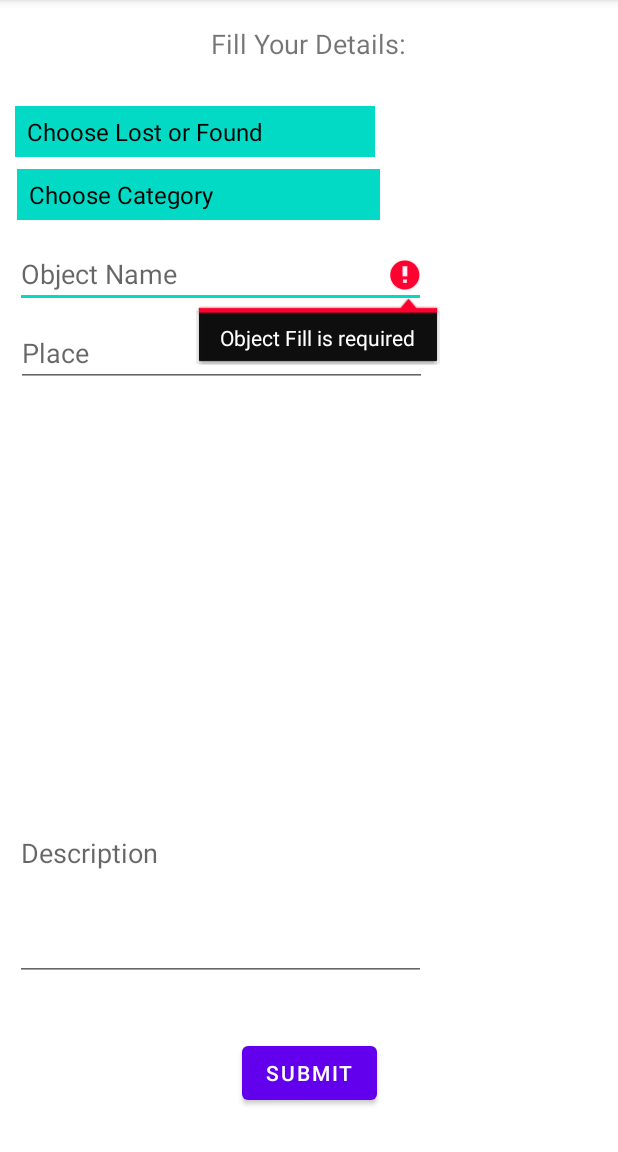
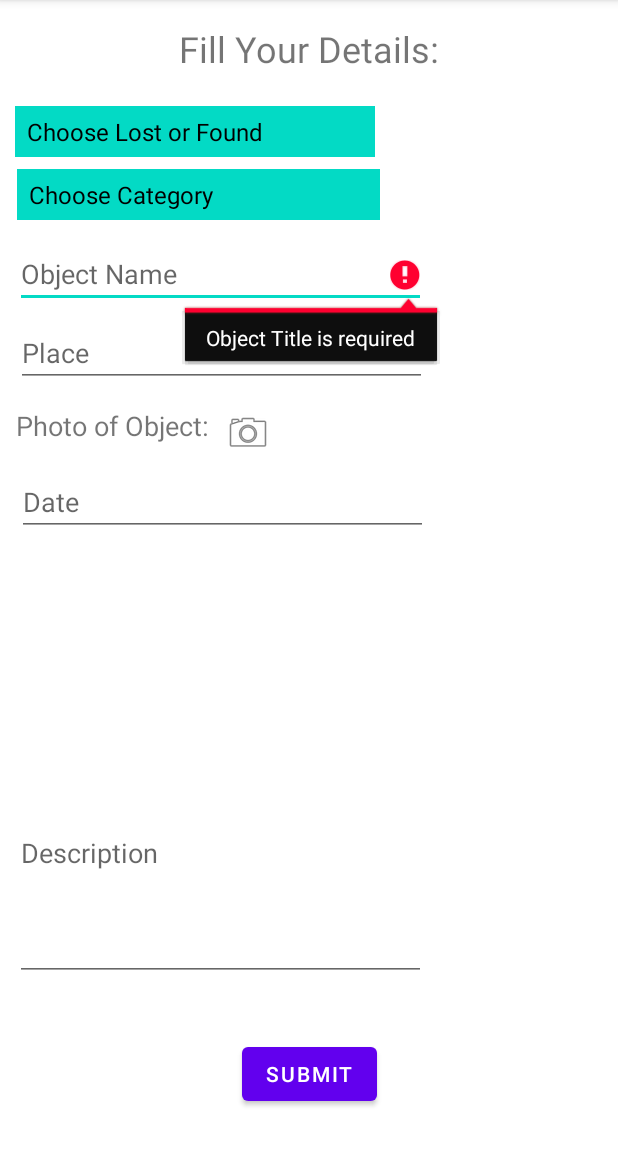
Before and after one commit to ckadltmf/lost-foundd-, an Android app: the Form screen opened directly, with no data from a screen before it, after a tap on "SUBMIT", on a phone screen of 412 x 824 dp, the part 84-1236 px from its top. Run offline under Robolectric (Android 15) with nearby library versions, the phone set to English and light mode, and no system bars; our stand-ins replace Firebase (no records; nobody signed in at launch, a user with empty details on screens opened directly), Picasso; Roboto replaces fonts that are not available here.

Commit message:
upload photos in forms

```diff
--- a/app/src/main/java/com/example/myapplication2/Form.java
+++ b/app/src/main/java/com/example/myapplication2/Form.java
@@ -2,94 +2,92 @@ package com.example.myapplication2;
 import androidx.annotation.NonNull;
 import androidx.appcompat.app.AppCompatActivity;
 
+import android.app.Activity;
+import android.content.Intent;
+import android.net.Uri;
 import android.os.Bundle;
+import android.provider.MediaStore;
 import android.text.TextUtils;
 import android.view.View;
 import android.widget.ArrayAdapter;
 import android.widget.Button;
 import android.widget.EditText;
+import android.widget.ImageView;
 import android.widget.Spinner;
 import android.widget.TextView;
 import android.widget.Toast;
 
 import com.google.android.gms.tasks.OnFailureListener;
 import com.google.android.gms.tasks.OnSuccessListener;
+import com.google.firebase.auth.FirebaseAuth;
 import com.google.firebase.firestore.DocumentReference;
 import com.google.firebase.firestore.FirebaseFirestore;
+import com.google.firebase.storage.FirebaseStorage;
+import com.google.firebase.storage.StorageReference;
+import com.google.firebase.storage.UploadTask;
+import com.squareup.picasso.Picasso;
 
 import java.util.HashMap;
 import java.util.Map;
 
 public class Form extends AppCompatActivity  {
     public static final String TAG = "TAG";
-    EditText mObject;
+    EditText mObject, mDate;
     Button mSubmit;
+    Spinner Happened_spinner, Category_spinner;
+    ImageView ObjectImage;
+    FirebaseAuth fAuth;
     FirebaseFirestore fStore;
-    Spinner Happened_spinner, Category_spinner;
-    //FirebaseAuth fAuth;
+    StorageReference storageReference;
+    String DR;
+    Uri imageUri;
     @Override
     protected void onCreate(Bundle savedInstanceState) {
         super.onCreate(savedInstanceState);
         setContentView(R.layout.activity_form);
-        //Intent data = getIntent();
-        Happened_spinner = /*(Spinner)*/findViewById(R.id.spinner1);
-        Category_spinner = /*(Spinner)*/findViewById(R.id.spinner2);
+        storageReference = FirebaseStorage.getInstance().getReference();
+        Happened_spinner = findViewById(R.id.spinner1);
+        Category_spinner = findViewById(R.id.spinner2);
         ArrayAdapter<CharSequence> adapter= ArrayAdapter.createFromResource(this, R.array.Whathappened, R.layout.support_simple_spinner_dropdown_item);
         Happened_spinner.setAdapter(adapter);
         ArrayAdapter<CharSequence> adapter2= ArrayAdapter.createFromResource(this, R.array.Category, R.layout.support_simple_spinner_dropdown_item);
         Category_spinner.setAdapter(adapter2);
         mObject = findViewById(R.id.ObjectName);
+        mDate =findViewById(R.id.TextDate);
         mSubmit = findViewById(R.id.submit);
+        ObjectImage = findViewById(R.id.ObjectImageView);
         fStore = FirebaseFirestore.getInstance();
-        //fAuth = FirebaseAuth.getInstance();
+        fAuth = FirebaseAuth.getInstance();
         mSubmit.setOnClickListener(new View.OnClickListener() {
             @Override
             public void onClick(View v) {
-
+                String object= mObject.getText().toString().trim();
                 String happened= Happened_spinner.getSelectedItem().toString();
                 String category= Category_spinner.getSelectedItem().toString();
-                String object=mObject.getText().toString().trim();
-                //String fullName = mFullName.getText().toString();
-                //final String phone = mPhone.getText().toString();
-                //String email=mEmail.getText().toString().trim();
-
-/*                if(TextUtils.isEmpty(email)){
-                    mEmail.setError("Email Fill is required");
-                    return;
-                }
-
+                String userID=fAuth.getCurrentUser().getUid();
                 if(TextUtils.isEmpty(object)){
-                    mFullName.setError("Name Fill is required");
-                    return;
-                }
-                if(TextUtils.isEmpty(object)){
-                    mPhone.setError("Phone Fill is required");
-                    return;
-                }
-                */
-                if(TextUtils.isEmpty(object)){
-                    mObject.setError("Object Fill is required");
+                    mObject.setError("Object Title is required");
                     return;
                 }
                 if(happened.equals("Choose Lost or Found")){
                     ((TextView)Happened_spinner.getSelectedView()).setError("");
-                    //Happened_spinner.setError("Please choose Lost *or* Found");
                     return;
                 }
                 if(category.equals("Choose Category")){
                     ((TextView)Category_spinner.getSelectedView()).setError("");
-                    //Category_spinner.setError("Category choosing is required");
                     return;
                 }
                             Map<String,Object> forms = new HashMap<>();
-                            //forms.put("fName",fullName);
-                            //forms.put("email",email);
-                            //forms.put("phone",phone);
-                            forms.put("object",object);
+                            forms.put("UserID",userID);
+                            forms.put("Object Title",object);
+                            forms.put("Lost/Found",happened);
+                            forms.put("Category",category);
                             fStore.collection("forms").add(forms).addOnSuccessListener(new OnSuccessListener<DocumentReference>() {
                                 @Override
                                 public void onSuccess(DocumentReference documentReference) {
                                     Toast.makeText(Form.this,"Your object added Successfully",Toast.LENGTH_SHORT).show();
+                                    DR=documentReference.getId();
+                                    uploadImageToFirebase(imageUri);
                                 }
                             }).addOnFailureListener(new OnFailureListener() {
                                 @Override
@@ -101,20 +99,43 @@ public class Form extends AppCompatActivity  {
             }
 
         });
-/*        userId = fAuth.getCurrentUser().getUid();
-        DocumentReference documentReference = fStore.collection("users").document(userId);
-        documentReference.addSnapshotListener(this, new EventListener<DocumentSnapshot>() {
+        ObjectImage.setOnClickListener(new View.OnClickListener() {
             @Override
-            public void onEvent(@Nullable DocumentSnapshot documentSnapshot, @Nullable FirebaseFirestoreException e) {
-                if(documentSnapshot.exists()){
-                    mPhone.setText(documentSnapshot.getString("phone"));
-                    mFullName.setText(documentSnapshot.getString("fName"));
-                    mEmail.setText(documentSnapshot.getString("email"));
+            public void onClick(View v) {
+                Intent openGalleryIntent = new Intent(Intent.ACTION_PICK, MediaStore.Images.Media.EXTERNAL_CONTENT_URI);
+                startActivityForResult(openGalleryIntent,1000);
+            }
+        });
+    }
+    @Override
+    protected void onActivityResult(int requestCode, int resultCode, @androidx.annotation.Nullable Intent data) {
+        super.onActivityResult(requestCode, resultCode, data);
+        if(requestCode == 1000){
+            if(resultCode == Activity.RESULT_OK){
+                imageUri = data.getData();
+            }
+        }
 
-                }else {
-                    Log.d("tag", "onEvent: Document do not exists");
-                }
+    }
+    private void uploadImageToFirebase(Uri imageUri) {
+        // uplaod image to firebase storage
+        final StorageReference fileRef = storageReference.child("forms/"+DR+"/ObjectIMG.jpg");
+        fileRef.putFile(imageUri).addOnSuccessListener(new OnSuccessListener<UploadTask.TaskSnapshot>() {
+            @Override
+            public void onSuccess(UploadTask.TaskSnapshot taskSnapshot) {
+                fileRef.getDownloadUrl().addOnSuccessListener(new OnSuccessListener<Uri>() {
+                    @Override
+                    public void onSuccess(Uri uri) {
+                        Picasso.get().load(uri).into(ObjectImage);
+                    }
+                });
             }
-        });*/
+        }).addOnFailureListener(new OnFailureListener() {
+            @Override
+            public void onFailure(@NonNull Exception e) {
+                Toast.makeText(getApplicationContext(), "Failed.", Toast.LENGTH_SHORT).show();
+            }
+        });
+
     }
 }
--- a/app/src/main/res/layout/activity_form.xml
+++ b/app/src/main/res/layout/activity_form.xml
@@ -62,7 +62,7 @@
         android:layout_width="wrap_content"
         android:layout_height="wrap_content"
         android:text="Fill Your Details:"
-        android:textSize="18sp"
+        android:textSize="24sp"
         app:layout_constraintBottom_toBottomOf="parent"
         app:layout_constraintEnd_toEndOf="parent"
         app:layout_constraintStart_toStartOf="parent"
@@ -97,4 +97,43 @@
         app:layout_constraintTop_toBottomOf="@+id/place"
         app:layout_constraintVertical_bias="0.664" />
 
+    <ImageView
+        android:id="@+id/ObjectImageView"
+        android:layout_width="wrap_content"
+        android:layout_height="wrap_content"
+        app:layout_constraintBottom_toBottomOf="parent"
+        app:layout_constraintEnd_toEndOf="parent"
+        app:layout_constraintHorizontal_bias="0.393"
+        app:layout_constraintStart_toStartOf="parent"
+        app:layout_constraintTop_toBottomOf="@+id/place"
+        app:layout_constraintVertical_bias="0.031"
+        app:srcCompat="@android:drawable/ic_menu_camera" />
+
+    <TextView
+        android:id="@+id/textView7"
+        android:layout_width="wrap_content"
+        android:layout_height="wrap_content"
+        android:text="Photo of Object:"
+        android:textSize="18sp"
+        app:layout_constraintBottom_toBottomOf="parent"
+        app:layout_constraintEnd_toStartOf="@+id/ObjectImageView"
+        app:layout_constraintHorizontal_bias="0.523"
+        app:layout_constraintStart_toStartOf="parent"
+        app:layout_constraintTop_toBottomOf="@+id/place"
+        app:layout_constraintVertical_bias="0.028" />
+
+    <EditText
+        android:id="@+id/TextDate"
+        android:layout_width="274dp"
+        android:layout_height="43dp"
+        android:ems="10"
+        android:hint="Date"
+        android:inputType="date"
+        app:layout_constraintBottom_toBottomOf="parent"
+        app:layout_constraintEnd_toEndOf="parent"
+        app:layout_constraintHorizontal_bias="0.08"
+        app:layout_constraintStart_toStartOf="parent"
+        app:layout_constraintTop_toBottomOf="@+id/textView7"
+        app:layout_constraintVertical_bias="0.042" />
+
 </androidx.constraintlayout.widget.ConstraintLayout>
```
